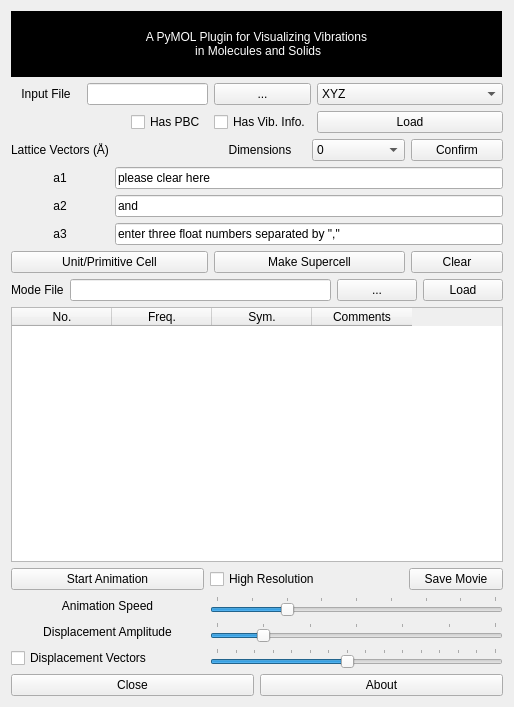
This is src/gui_cut.ui in smutao/PyVibMS as Qt 5 draws it before an edit. The edited form follows.
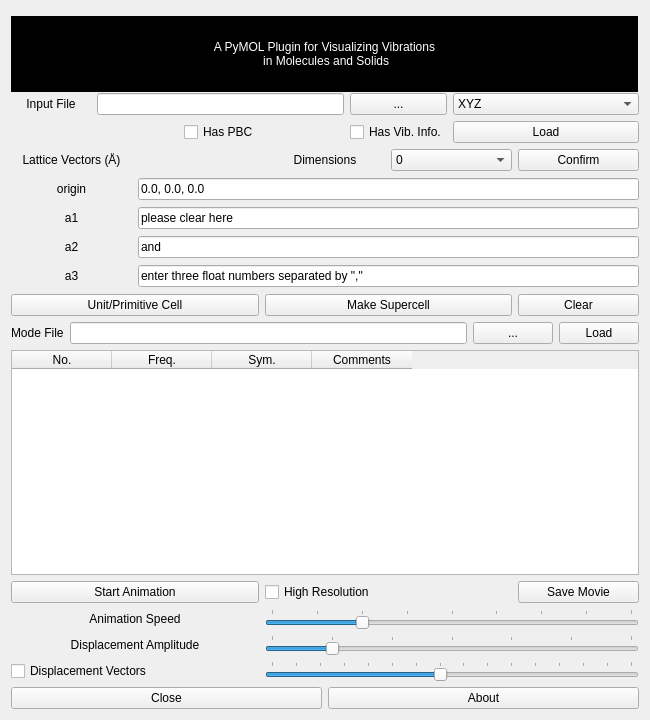
This is the edited form.

Commit message:
support user-defined cell origin
1. add support for user-defined origin point of PBC cell
previous version used 0.0,0.0,0.0

2. adjust the GUI window

The edit to the form file:
```diff
--- a/src/gui_cut.ui
+++ b/src/gui_cut.ui
@@ -6,8 +6,8 @@
    <rect>
     <x>0</x>
     <y>0</y>
-    <width>514</width>
-    <height>707</height>
+    <width>650</width>
+    <height>720</height>
    </rect>
   </property>
   <property name="minimumSize">
@@ -23,7 +23,7 @@
    <item>
     <layout class="QHBoxLayout" name="horizontalLayout">
      <property name="spacing">
-      <number>-1</number>
+      <number>7</number>
      </property>
      <property name="topMargin">
       <number>0</number>
@@ -34,7 +34,7 @@
      <item>
       <widget class="QLabel" name="label">
        <property name="enabled">
-        <bool>true</bool>
+        <bool>false</bool>
        </property>
        <property name="sizePolicy">
         <sizepolicy hsizetype="Preferred" vsizetype="Preferred">
@@ -45,7 +45,7 @@
        <property name="minimumSize">
         <size>
          <width>0</width>
-         <height>66</height>
+         <height>76</height>
         </size>
        </property>
        <property name="maximumSize">
@@ -72,7 +72,7 @@
         </font>
        </property>
        <property name="cursor">
-        <cursorShape>WaitCursor</cursorShape>
+        <cursorShape>ArrowCursor</cursorShape>
        </property>
        <property name="mouseTracking">
         <bool>false</bool>
@@ -119,9 +119,12 @@
     <layout class="QGridLayout" name="gridLayout_4">
      <item row="0" column="0">
       <widget class="QLabel" name="label_7">
+       <property name="enabled">
+        <bool>true</bool>
+       </property>
        <property name="minimumSize">
         <size>
-         <width>70</width>
+         <width>80</width>
          <height>0</height>
         </size>
        </property>
@@ -244,15 +247,8 @@
    <item>
     <layout class="QGridLayout" name="gridLayout_2">
      <property name="verticalSpacing">
-      <number>-1</number>
+      <number>7</number>
      </property>
-     <item row="1" column="4">
-      <widget class="QPushButton" name="button_confirm">
-       <property name="text">
-        <string>Confirm</string>
-       </property>
-      </widget>
-     </item>
      <item row="1" column="2">
       <widget class="QLabel" name="label_8">
        <property name="text">
@@ -263,17 +259,38 @@
        </property>
       </widget>
      </item>
+     <item row="5" column="1" colspan="4">
+      <widget class="QLineEdit" name="input_v3">
+       <property name="text">
+        <string>enter three float numbers separated by &quot;,&quot;</string>
+       </property>
+      </widget>
+     </item>
      <item row="3" column="0">
-      <widget class="QLabel" name="label_26">
+      <widget class="QLabel" name="label_27">
        <property name="text">
-        <string>a2</string>
+        <string>a1</string>
        </property>
        <property name="alignment">
         <set>Qt::AlignCenter</set>
        </property>
       </widget>
      </item>
-     <item row="4" column="0">
+     <item row="6" column="0" colspan="2">
+      <widget class="QPushButton" name="button_unitCell">
+       <property name="text">
+        <string>Unit/Primitive Cell</string>
+       </property>
+      </widget>
+     </item>
+     <item row="1" column="4">
+      <widget class="QPushButton" name="button_confirm">
+       <property name="text">
+        <string>Confirm</string>
+       </property>
+      </widget>
+     </item>
+     <item row="5" column="0">
       <widget class="QLabel" name="label_25">
        <property name="text">
         <string>a3</string>
@@ -283,31 +300,37 @@
        </property>
       </widget>
      </item>
-     <item row="3" column="1" colspan="4">
+     <item row="4" column="1" colspan="4">
       <widget class="QLineEdit" name="input_v2">
        <property name="text">
         <string>and</string>
        </property>
       </widget>
      </item>
-     <item row="4" column="1" colspan="4">
-      <widget class="QLineEdit" name="input_v3">
+     <item row="6" column="2" colspan="2">
+      <widget class="QPushButton" name="button_supercell">
        <property name="text">
-        <string>enter three float numbers separated by &quot;,&quot;</string>
+        <string>Make Supercell</string>
        </property>
       </widget>
      </item>
-     <item row="5" column="4">
+     <item row="6" column="4">
       <widget class="QPushButton" name="button_clearCell">
        <property name="text">
         <string>Clear</string>
        </property>
       </widget>
      </item>
-     <item row="2" column="0">
-      <widget class="QLabel" name="label_27">
+     <item row="1" column="0">
+      <widget class="QLabel" name="label_24">
+       <property name="sizePolicy">
+        <sizepolicy hsizetype="Preferred" vsizetype="Fixed">
+         <horstretch>0</horstretch>
+         <verstretch>0</verstretch>
+        </sizepolicy>
+       </property>
        <property name="text">
-        <string>a1</string>
+        <string>Lattice Vectors (Å)</string>
        </property>
        <property name="alignment">
         <set>Qt::AlignCenter</set>
@@ -341,37 +364,7 @@
        </item>
       </widget>
      </item>
-     <item row="1" column="0">
-      <widget class="QLabel" name="label_24">
-       <property name="sizePolicy">
-        <sizepolicy hsizetype="Preferred" vsizetype="Fixed">
-         <horstretch>0</horstretch>
-         <verstretch>0</verstretch>
-        </sizepolicy>
-       </property>
-       <property name="text">
-        <string>Lattice Vectors (Å)</string>
-       </property>
-       <property name="alignment">
-        <set>Qt::AlignCenter</set>
-       </property>
-      </widget>
-     </item>
-     <item row="5" column="2" colspan="2">
-      <widget class="QPushButton" name="button_supercell">
-       <property name="text">
-        <string>Make Supercell</string>
-       </property>
-      </widget>
-     </item>
-     <item row="5" column="0" colspan="2">
-      <widget class="QPushButton" name="button_unitCell">
-       <property name="text">
-        <string>Unit/Primitive Cell</string>
-       </property>
-      </widget>
-     </item>
-     <item row="2" column="1" colspan="4">
+     <item row="3" column="1" colspan="4">
       <widget class="QLineEdit" name="input_v1">
        <property name="text">
         <string>please clear here </string>
@@ -384,6 +377,33 @@
        </property>
       </widget>
      </item>
+     <item row="4" column="0">
+      <widget class="QLabel" name="label_26">
+       <property name="text">
+        <string>a2</string>
+       </property>
+       <property name="alignment">
+        <set>Qt::AlignCenter</set>
+       </property>
+      </widget>
+     </item>
+     <item row="2" column="1" colspan="4">
+      <widget class="QLineEdit" name="input_origin">
+       <property name="text">
+        <string>0.0, 0.0, 0.0</string>
+       </property>
+      </widget>
+     </item>
+     <item row="2" column="0">
+      <widget class="QLabel" name="label_3">
+       <property name="text">
+        <string>origin</string>
+       </property>
+       <property name="alignment">
+        <set>Qt::AlignCenter</set>
+       </property>
+      </widget>
+     </item>
     </layout>
    </item>
    <item>
```
The commit also changes 1 other file.
